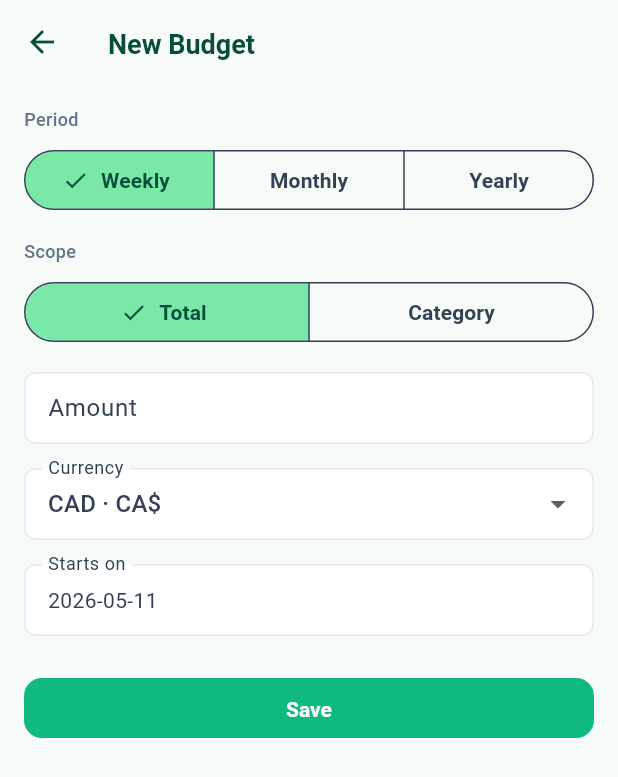
After one commit to sylvoracoresystems/spend-harbor-app-local, a Flutter app: the BudgetEditPage screen opened by its route, after a tap on "Weekly", on a phone screen of 412 x 824 dp. The commit adds this screen. Shown: the top 777 px of the screen. Run offline on Flutter 3.47's test engine with Material 3 defaults, Android fonts, the phone set to English and light mode, and no system bars; our stand-ins replace drift, drift_flutter, flutter_riverpod, go_router, lucide_icons, shared_preferences; accounts and stored records are empty; generated files the repository leaves out were written again.

Commit message:
feat: budget management CRUD with period alignment
Phase 3 · 3.4 — add a pure alignToPeriodStart helper (week→Monday,
month→1st, year→Jan 1) plus formatIsoDate, and a BudgetFormController
that wires period/scope/category/amount/currency/startsOn with the
right coupling: changing the period auto-realigns startsOn, switching
scope to total clears categoryId, and submit re-aligns once more.
Replaces the /settings/budgets placeholder with a list + edit page
(segmented period/scope, category dropdown filtered to expense
categories, amount with currency prefix, date picker). Localizes the
form (en/zh) and adds 12 tests covering alignment math, validation,
and persistence.

```diff
--- /dev/null
+++ b/lib/features/budgets/application/budget_form_controller.dart
@@ -0,0 +1,169 @@
+import 'package:drift/drift.dart' show Value;
+import 'package:flutter_riverpod/flutter_riverpod.dart';
+import 'package:uuid/uuid.dart';
+
+import '../../../data/database/app_database.dart';
+import '../../../data/database/app_database_provider.dart';
+import '../../../domain/enums/budget_period.dart';
+import '../../../domain/enums/budget_scope.dart';
+import 'budget_period_alignment.dart';
+
+const _uuid = Uuid();
+
+class BudgetFormState {
+  const BudgetFormState({
+    this.id,
+    this.period = BudgetPeriod.month,
+    this.scope = BudgetScope.total,
+    this.categoryId,
+    this.amountInput = '',
+    this.currency = 'CAD',
+    this.startsOn,
+    this.submitting = false,
+  });
+
+  final String? id;
+  final BudgetPeriod period;
+  final BudgetScope scope;
+  final String? categoryId;
+  final String amountInput;
+  final String currency;
+
+  /// 用户可手动调整的起始日；为 null 时提交时用 [alignToPeriodStart(now)]。
+  final DateTime? startsOn;
+
+  final bool submitting;
+
+  bool get isEditing => id != null;
+
+  int? get amountCents {
+    final raw = amountInput.trim();
+    if (raw.isEmpty) return null;
+    final parsed = double.tryParse(raw);
+    if (parsed == null || parsed <= 0) return null;
+    return (parsed * 100).round();
+  }
+
+  BudgetFormState copyWith({
+    BudgetPeriod? period,
+    BudgetScope? scope,
+    Object? categoryId = _unset,
+    String? amountInput,
+    String? currency,
+    Object? startsOn = _unset,
+    bool? submitting,
+  }) =>
+      BudgetFormState(
+        id: id,
+        period: period ?? this.period,
+        scope: scope ?? this.scope,
+        categoryId:
+            categoryId == _unset ? this.categoryId : categoryId as String?,
+        amountInput: amountInput ?? this.amountInput,
+        currency: currency ?? this.currency,
+        startsOn: startsOn == _unset ? this.startsOn : startsOn as DateTime?,
+        submitting: submitting ?? this.submitting,
+      );
+}
+
+const _unset = Object();
+
+enum BudgetFormError { amountInvalid, categoryRequired }
+
+class BudgetFormController extends StateNotifier<BudgetFormState> {
+  BudgetFormController(this._ref, {String? editId})
+      : super(BudgetFormState(id: editId)) {
+    if (editId != null) _load(editId);
+  }
+
+  final Ref _ref;
+
+  Future<void> _load(String id) async {
+    final row = await _ref.read(budgetDaoProvider).findById(id);
+    if (row == null) return;
+    state = BudgetFormState(
+      id: row.id,
+      period: row.period,
+      scope: row.scope,
+      categoryId: row.categoryId,
+      amountInput: (row.amountCents / 100).toStringAsFixed(2),
+      currency: row.currency,
+      startsOn: DateTime.parse(row.startsOn),
+    );
+  }
+
+  void setPeriod(BudgetPeriod v) {
+    // 周期变化时自动重新对齐 startsOn
+    final base = state.startsOn ?? DateTime.now();
+    state = state.copyWith(
+      period: v,
+      startsOn: alignToPeriodStart(base, v),
+    );
+  }
+
+  void setScope(BudgetScope v) {
+    state = state.copyWith(
+      scope: v,
+      categoryId: v == BudgetScope.total ? null : state.categoryId,
+    );
+  }
+
+  void setCategory(String? id) => state = state.copyWith(categoryId: id);
+  void setAmount(String v) => state = state.copyWith(amountInput: v);
+  void setCurrency(String v) => state = state.copyWith(currency: v);
+  void setStartsOn(DateTime d) => state = state.copyWith(startsOn: d);
+
+  BudgetFormError? validate() {
+    if (state.amountCents == null) return BudgetFormError.amountInvalid;
+    if (state.scope == BudgetScope.category && state.categoryId == null) {
+      return BudgetFormError.categoryRequired;
+    }
+    return null;
+  }
+
+  Future<BudgetFormError?> submit() async {
+    final err = validate();
+    if (err != null) return err;
+    if (state.submitting) return null;
+    state = state.copyWith(submitting: true);
+    try {
+      final dao = _ref.read(budgetDaoProvider);
+      final start = alignToPeriodStart(
+        state.startsOn ?? DateTime.now(),
+        state.period,
+      );
+      final companion = BudgetsCompanion(
+        id: Value(state.id ?? _uuid.v4()),
+        period: Value(state.period),
+        scope: Value(state.scope),
+        categoryId: Value(state.categoryId),
+        amountCents: Value(state.amountCents!),
+        currency: Value(state.currency),
+        startsOn: Value(formatIsoDate(start)),
+        updatedAt: Value(DateTime.now()),
+      );
+      if (state.isEditing) {
+        await dao.updateBudget(companion);
+      } else {
+        await dao.insertBudget(companion);
+      }
+      return null;
+    } finally {
+      if (mounted) state = state.copyWith(submitting: false);
+    }
+  }
+
+  Future<void> delete() async {
+    if (!state.isEditing) return;
+    await _ref.read(budgetDaoProvider).softDelete(state.id!);
+  }
+}
+
+final budgetFormControllerProvider = StateNotifierProvider.autoDispose
+    .family<BudgetFormController, BudgetFormState, String?>(
+  (ref, editId) => BudgetFormController(ref, editId: editId),
+);
+
+final allBudgetsProvider = StreamProvider<List<Budget>>(
+  (ref) => ref.watch(budgetDaoProvider).watchAll(),
+);
--- /dev/null
+++ b/lib/features/budgets/application/budget_period_alignment.dart
@@ -0,0 +1,25 @@
+import '../../../domain/enums/budget_period.dart';
+
+/// 把任意日期 [date] 对齐到 [period] 当前所在周期的**起点**。
+///
+/// - `week`  → 当周周一（DateTime.weekday: Mon=1）
+/// - `month` → 当月 1 日
+/// - `year`  → 当年 1 月 1 日
+///
+/// 返回 [DateTime]（不含时分秒，本地时区解读）。
+DateTime alignToPeriodStart(DateTime date, BudgetPeriod period) {
+  switch (period) {
+    case BudgetPeriod.week:
+      final delta = date.weekday - DateTime.monday;
+      final d = date.subtract(Duration(days: delta));
+      return DateTime(d.year, d.month, d.day);
+    case BudgetPeriod.month:
+      return DateTime(date.year, date.month, 1);
+    case BudgetPeriod.year:
+      return DateTime(date.year, 1, 1);
+  }
+}
+
+/// 把 [date] 序列化为 ISO 日期字符串（YYYY-MM-DD）。
+String formatIsoDate(DateTime date) =>
+    '${date.year.toString().padLeft(4, '0')}-${date.month.toString().padLeft(2, '0')}-${date.day.toString().padLeft(2, '0')}';
--- /dev/null
+++ b/lib/features/budgets/presentation/budget_edit_page.dart
@@ -0,0 +1,277 @@
+import 'package:flutter/material.dart';
+import 'package:flutter/services.dart';
+import 'package:flutter_riverpod/flutter_riverpod.dart';
+
+import '../../../data/database/app_database_provider.dart';
+import '../../../data/seed/default_name_resolver.dart';
+import '../../../domain/enums/budget_period.dart';
+import '../../../domain/enums/budget_scope.dart';
+import '../../../domain/enums/transaction_type.dart';
+import '../../../domain/value_objects/currency.dart';
+import '../../../l10n/generated/app_localizations.dart';
+import '../../../theme/app_colors.dart';
+import '../../../theme/app_spacing.dart';
+import '../../../theme/app_typography.dart';
+import '../application/budget_form_controller.dart';
+import '../application/budget_period_alignment.dart';
+
+class BudgetEditPage extends ConsumerStatefulWidget {
+  const BudgetEditPage({super.key, this.id});
+  final String? id;
+
+  @override
+  ConsumerState<BudgetEditPage> createState() => _BudgetEditPageState();
+}
+
+class _BudgetEditPageState extends ConsumerState<BudgetEditPage> {
+  late final TextEditingController _amountCtrl;
+
+  @override
+  void initState() {
+    super.initState();
+    _amountCtrl = TextEditingController();
+    ref.listenManual<BudgetFormState>(_provider(), (prev, next) {
+      if (prev?.amountInput != next.amountInput &&
+          _amountCtrl.text != next.amountInput) {
+        _amountCtrl.text = next.amountInput;
+      }
+    });
+  }
+
+  @override
+  void dispose() {
+    _amountCtrl.dispose();
+    super.dispose();
+  }
+
+  AutoDisposeStateNotifierProvider<BudgetFormController, BudgetFormState>
+      _provider() =>
+          budgetFormControllerProvider(widget.id);
+
+  @override
+  Widget build(BuildContext context) {
+    final l = AppL10n.of(context);
+    final c = context.appColors;
+    final state = ref.watch(_provider());
+    final notifier = ref.read(_provider().notifier);
+
+    final effectiveStart = state.startsOn ??
+        alignToPeriodStart(DateTime.now(), state.period);
+
+    return Scaffold(
+      appBar: AppBar(
+        title: Text(state.isEditing ? l.budgetEditTitle : l.budgetNewTitle),
+      ),
+      body: ListView(
+        padding: const EdgeInsets.all(AppSpacing.x4),
+        children: [
+          _SectionLabel(text: l.budgetFieldPeriod),
+          const SizedBox(height: AppSpacing.x2),
+          SegmentedButton<BudgetPeriod>(
+            segments: [
+              ButtonSegment(
+                value: BudgetPeriod.week,
+                label: Text(l.budgetPeriodWeek),
+              ),
+              ButtonSegment(
+                value: BudgetPeriod.month,
+                label: Text(l.budgetPeriodMonth),
+              ),
+              ButtonSegment(
+                value: BudgetPeriod.year,
+                label: Text(l.budgetPeriodYear),
+              ),
+            ],
+            selected: {state.period},
+            onSelectionChanged: (s) => notifier.setPeriod(s.first),
+          ),
+          const SizedBox(height: AppSpacing.x4),
+          _SectionLabel(text: l.budgetFieldScope),
+          const SizedBox(height: AppSpacing.x2),
+          SegmentedButton<BudgetScope>(
+            segments: [
+              ButtonSegment(
+                value: BudgetScope.total,
+                label: Text(l.budgetScopeTotal),
+              ),
+              ButtonSegment(
+                value: BudgetScope.category,
+                label: Text(l.budgetScopeCategory),
+              ),
+            ],
+            selected: {state.scope},
+            onSelectionChanged: (s) => notifier.setScope(s.first),
+          ),
+          if (state.scope == BudgetScope.category) ...[
+            const SizedBox(height: AppSpacing.x4),
+            _CategoryDropdown(
+              value: state.categoryId,
+              onPicked: notifier.setCategory,
+            ),
+          ],
+          const SizedBox(height: AppSpacing.x4),
+          TextField(
+            controller: _amountCtrl,
+            keyboardType: const TextInputType.numberWithOptions(decimal: true),
+            inputFormatters: [
+              FilteringTextInputFormatter.allow(RegExp(r'^\d*\.?\d{0,2}')),
+            ],
+            decoration: InputDecoration(
+              labelText: l.budgetFieldAmount,
+              prefixText:
+                  '${Currency.byCode(state.currency).symbol}  ',
+            ),
+            onChanged: notifier.setAmount,
+          ),
+          const SizedBox(height: AppSpacing.x4),
+          DropdownButtonFormField<String>(
+            value: state.currency,
+            decoration: InputDecoration(labelText: l.budgetFieldCurrency),
+            items: [
+              for (final ccy in Currency.all)
+                DropdownMenuItem(
+                  value: ccy.code,
+                  child: Text('${ccy.code} · ${ccy.symbol}'),
+                ),
+            ],
+            onChanged: (v) {
+              if (v != null) notifier.setCurrency(v);
+            },
+          ),
+          const SizedBox(height: AppSpacing.x4),
+          InkWell(
+            onTap: () async {
+              final picked = await showDatePicker(
+                context: context,
+                initialDate: effectiveStart,
+                firstDate: DateTime(2000),
+                lastDate: DateTime.now().add(const Duration(days: 365 * 10)),
+              );
+              if (picked != null) notifier.setStartsOn(picked);
+            },
+            child: InputDecorator(
+              decoration:
+                  InputDecoration(labelText: l.budgetFieldStartsOn),
+              child: Text(
+                formatIsoDate(
+                    alignToPeriodStart(effectiveStart, state.period)),
+                style: AppTypography.sm,
+              ),
+            ),
+          ),
+          const SizedBox(height: AppSpacing.x6),
+          FilledButton(
+            onPressed: state.submitting
+                ? null
+                : () async {
+                    final err = await notifier.submit();
+                    if (!context.mounted) return;
+                    if (err == null) {
+                      Navigator.of(context).pop(true);
+                      return;
+                    }
+                    final msg = switch (err) {
+                      BudgetFormError.amountInvalid => l.budgetErrAmount,
+                      BudgetFormError.categoryRequired =>
+                        l.budgetErrCategoryRequired,
+                    };
+                    ScaffoldMessenger.of(context)
+                        .showSnackBar(SnackBar(content: Text(msg)));
+                  },
+            child: Text(l.txSave),
+          ),
+          if (state.isEditing) ...[
+            const SizedBox(height: AppSpacing.x3),
+            OutlinedButton(
+              style: OutlinedButton.styleFrom(foregroundColor: c.expense),
+              onPressed: state.submitting
+                  ? null
+                  : () => _confirmDelete(context, notifier),
+              child: Text(l.txDelete),
+            ),
+          ],
+        ],
+      ),
+    );
+  }
+
+  Future<void> _confirmDelete(
+    BuildContext context,
+    BudgetFormController notifier,
+  ) async {
+    final l = AppL10n.of(context);
+    final yes = await showDialog<bool>(
+      context: context,
+      builder: (ctx) => AlertDialog(
+        title: Text(l.budgetDeleteConfirmTitle),
+        content: Text(l.budgetDeleteConfirmBody),
+        actions: [
+          TextButton(
+            onPressed: () => Navigator.of(ctx).pop(false),
+            child: Text(l.txCancel),
+          ),
+          FilledButton(
+            onPressed: () => Navigator.of(ctx).pop(true),
+            child: Text(l.txDelete),
+          ),
+        ],
+      ),
+    );
+    if (yes == true) {
+      await notifier.delete();
+      if (context.mounted) Navigator.of(context).pop(true);
+    }
+  }
+}
+
+class _SectionLabel extends StatelessWidget {
+  const _SectionLabel({required this.text});
+  final String text;
+  @override
+  Widget build(BuildContext context) {
+    final c = context.appColors;
+    return Text(
+      text,
+      style: AppTypography.xs.copyWith(
+        color: c.textMuted,
+        fontWeight: AppTypography.weightMedium,
+      ),
+    );
+  }
+}
+
+class _CategoryDropdown extends ConsumerWidget {
+  const _CategoryDropdown({required this.value, required this.onPicked});
+  final String? value;
+  final ValueChanged<String?> onPicked;
+
+  @override
+  Widget build(BuildContext context, WidgetRef ref) {
+    final l = AppL10n.of(context);
+    final async = ref.watch(allCategoriesProvider);
+    return async.when(
+      data: (all) {
+        // 预算分类只针对支出（spec §4.4）
+        final cats = all.where((c) => c.type == TransactionType.expense).toList();
+        final valid =
+            value != null && cats.any((c) => c.id == value);
+        return DropdownButtonFormField<String>(
+          value: valid ? value : null,
+          decoration: InputDecoration(labelText: l.budgetFieldCategory),
+          items: [
+            for (final c in cats)
+              DropdownMenuItem(
+                value: c.id,
+                child: Text(
+                  resolveDefaultName(AppL10n.of(context), c.nameKey) ?? c.name,
+                ),
+              ),
+          ],
+          onChanged: onPicked,
+        );
+      },
+      loading: () => const LinearProgressIndicator(),
+      error: (e, _) => Text('$e'),
+    );
+  }
+}
--- /dev/null
+++ b/lib/features/budgets/presentation/budgets_page.dart
@@ -0,0 +1,111 @@
+import 'package:flutter/material.dart';
+import 'package:flutter_riverpod/flutter_riverpod.dart';
+import 'package:go_router/go_router.dart';
+import 'package:lucide_icons/lucide_icons.dart';
+
+import '../../../data/database/app_database.dart';
+import '../../../data/database/app_database_provider.dart';
+import '../../../data/seed/default_name_resolver.dart';
+import '../../../domain/enums/budget_period.dart';
+import '../../../domain/enums/budget_scope.dart';
+import '../../../domain/value_objects/currency.dart';
+import '../../../l10n/generated/app_localizations.dart';
+import '../../../theme/app_colors.dart';
+import '../../../theme/app_radius.dart';
+import '../../../theme/app_spacing.dart';
+import '../../../theme/app_typography.dart';
+import '../application/budget_form_controller.dart';
+
+class BudgetsPage extends ConsumerWidget {
+  const BudgetsPage({super.key});
+
+  @override
+  Widget build(BuildContext context, WidgetRef ref) {
+    final l = AppL10n.of(context);
+    final c = context.appColors;
+    final async = ref.watch(allBudgetsProvider);
+
+    return Scaffold(
+      appBar: AppBar(title: Text(l.settingsBudgets)),
+      body: async.when(
+        loading: () => const Center(child: CircularProgressIndicator()),
+        error: (e, _) => Center(child: Text('$e')),
+        data: (rows) {
+          if (rows.isEmpty) {
+            return Center(
+              child: Text(
+                l.budgetEmpty,
+                style: AppTypography.sm.copyWith(color: c.textMuted),
+              ),
+            );
+          }
+          return ListView.separated(
+            padding: const EdgeInsets.symmetric(vertical: AppSpacing.x2),
+            itemCount: rows.length,
+            separatorBuilder: (_, __) =>
+                Divider(height: 1, color: c.border, indent: AppSpacing.x4),
+            itemBuilder: (context, i) => _BudgetRow(b: rows[i]),
+          );
+        },
+      ),
+      floatingActionButton: FloatingActionButton.extended(
+        onPressed: () => context.push('/settings/budgets/new'),
+        icon: const Icon(LucideIcons.plus),
+        label: Text(l.budgetAdd),
+      ),
+    );
+  }
+}
+
+class _BudgetRow extends ConsumerWidget {
+  const _BudgetRow({required this.b});
+  final Budget b;
+
+  @override
+  Widget build(BuildContext context, WidgetRef ref) {
+    final l = AppL10n.of(context);
+    final c = context.appColors;
+    final categories = ref.watch(allCategoriesProvider).valueOrNull ?? const [];
+    final cat = b.categoryId == null
+        ? null
+        : categories.where((x) => x.id == b.categoryId).firstOrNull;
+
+    final scopeLabel = b.scope == BudgetScope.total
+        ? l.budgetScopeTotal
+        : cat == null
+            ? l.budgetScopeCategory
+            : (resolveDefaultName(AppL10n.of(context), cat.nameKey) ?? cat.name);
+    final periodLabel = switch (b.period) {
+      BudgetPeriod.week => l.budgetPeriodWeek,
+      BudgetPeriod.month => l.budgetPeriodMonth,
+      BudgetPeriod.year => l.budgetPeriodYear,
+    };
+    final amount =
+        '${Currency.byCode(b.currency).symbol}${(b.amountCents / 100).toStringAsFixed(2)}';
+
+    return ListTile(
+      leading: Container(
+        width: 36,
+        height: 36,
+        decoration: BoxDecoration(
+          color: c.action.withValues(alpha: 0.15),
+          borderRadius: AppRadius.brFull,
+        ),
+        child: Icon(LucideIcons.target, color: c.action, size: 18),
+      ),
+      title: Text(
+        scopeLabel,
+        style: AppTypography.sm.copyWith(
+          color: c.actionInk,
+          fontWeight: AppTypography.weightSemibold,
+        ),
+      ),
+      subtitle: Text(
+        '$periodLabel · $amount · ${b.startsOn}',
+        style: AppTypography.xs.copyWith(color: c.textMuted),
+      ),
+      trailing: Icon(LucideIcons.chevronRight, size: 18, color: c.textMuted),
+      onTap: () => context.push('/settings/budgets/${b.id}/edit'),
+    );
+  }
+}
--- a/lib/l10n/app_en.arb
+++ b/lib/l10n/app_en.arb
@@ -137,6 +137,26 @@
   "srcEmpty": "No sources yet",
   "srcAdd": "Add source",
 
+  "budgetNewTitle": "New Budget",
+  "budgetEditTitle": "Edit Budget",
+  "budgetFieldPeriod": "Period",
+  "budgetFieldScope": "Scope",
+  "budgetFieldAmount": "Amount",
+  "budgetFieldCurrency": "Currency",
+  "budgetFieldCategory": "Category",
+  "budgetFieldStartsOn": "Starts on",
+  "budgetPeriodWeek": "Weekly",
+  "budgetPeriodMonth": "Monthly",
+  "budgetPeriodYear": "Yearly",
+  "budgetScopeTotal": "Total",
+  "budgetScopeCategory": "Category",
+  "budgetErrAmount": "Amount must be greater than 0",
+  "budgetErrCategoryRequired": "Pick a category",
+  "budgetDeleteConfirmTitle": "Delete this budget?",
+  "budgetDeleteConfirmBody": "This budget will be removed. Transactions stay untouched.",
+  "budgetEmpty": "No budgets yet",
+  "budgetAdd": "Add budget",
+
   "catFood": "Food",
   "catTransport": "Transport",
   "catShopping": "Shopping",
```
Also changed, not shown: lib/l10n/app_zh.arb (+20 -0 lines), lib/shared/router/app_router.dart (+21 -2 lines), lib/l10n/generated/app_localizations.dart, lib/l10n/generated/app_localizations_en.dart, lib/l10n/generated/app_localizations_zh.dart, 3 other files.
